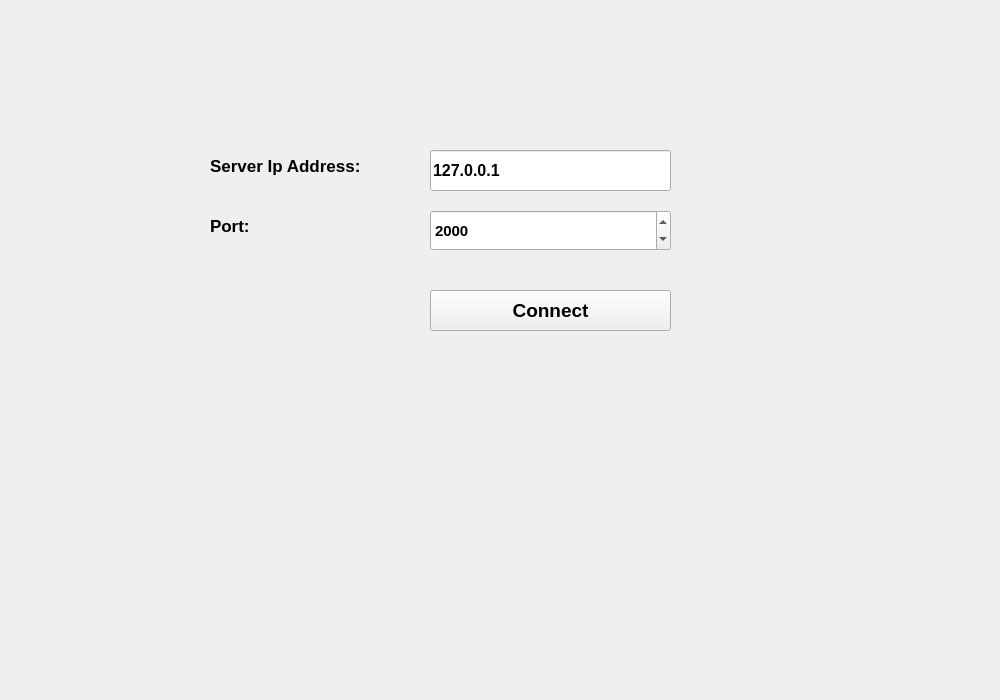
This is windows/HostConnector/hostconnector.ui in hamidreza2005/PlanetVsZombies as Qt 5 draws it before an edit. The edited form follows.
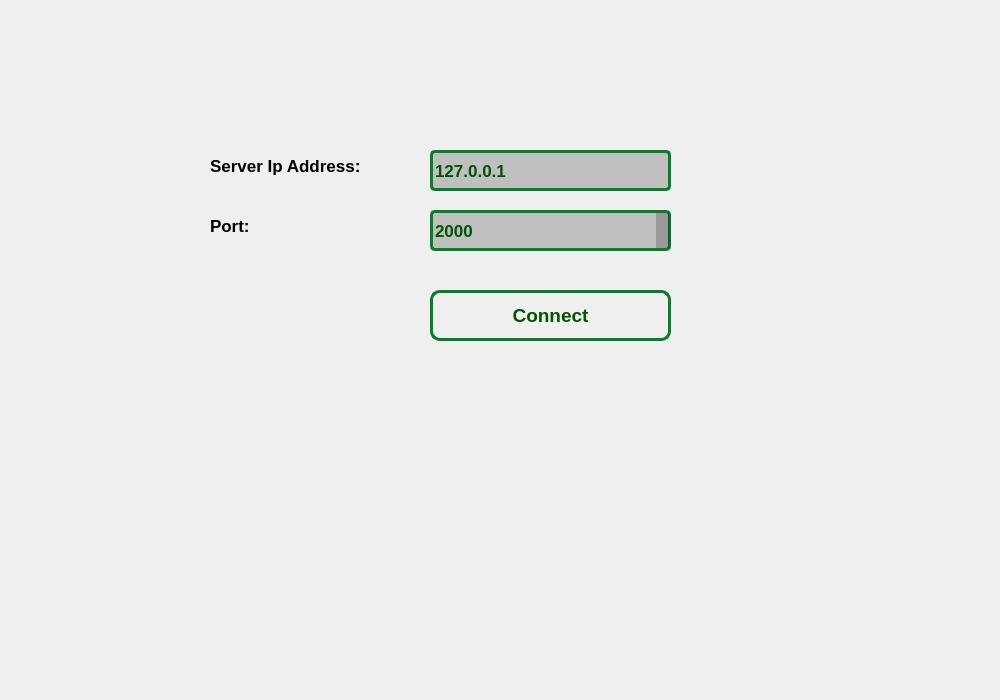
This is the edited form. Icons and pictures are not drawn.

```diff
--- a/windows/HostConnector/hostconnector.ui
+++ b/windows/HostConnector/hostconnector.ui
@@ -13,6 +13,9 @@
   <property name="windowTitle">
    <string>HostConnector</string>
   </property>
+  <property name="styleSheet">
+   <string notr="true"/>
+  </property>
   <widget class="QLineEdit" name="ip">
    <property name="geometry">
     <rect>
@@ -24,10 +27,16 @@
    </property>
    <property name="font">
     <font>
-     <pointsize>12</pointsize>
+     <pointsize>13</pointsize>
      <bold>true</bold>
     </font>
    </property>
+   <property name="styleSheet">
+    <string notr="true">color: rgb(0, 85, 0);
+border:3px solid #068027;
+border-radius:5px;
+background-color: rgba(0, 0, 0,0.2);</string>
+   </property>
    <property name="text">
     <string>127.0.0.1</string>
    </property>
@@ -81,10 +90,16 @@
    </property>
    <property name="font">
     <font>
-     <pointsize>11</pointsize>
+     <pointsize>13</pointsize>
      <bold>true</bold>
     </font>
    </property>
+   <property name="styleSheet">
+    <string notr="true">color: rgb(0, 85, 0);
+border:3px solid #068027;
+border-radius:5px;
+background-color: rgba(0, 0, 0,0.2);</string>
+   </property>
    <property name="maximum">
     <number>10000</number>
    </property>
@@ -98,7 +113,7 @@
      <x>430</x>
      <y>290</y>
      <width>241</width>
-     <height>41</height>
+     <height>51</height>
     </rect>
    </property>
    <property name="font">
@@ -110,10 +125,41 @@
    <property name="cursor">
     <cursorShape>PointingHandCursor</cursorShape>
    </property>
+   <property name="styleSheet">
+    <string notr="true">color: rgb(0, 85, 0);
+border:3px solid #068027;
+border-radius:10px;</string>
+   </property>
    <property name="text">
     <string>Connect</string>
    </property>
   </widget>
+  <widget class="QWidget" name="widget" native="true">
+   <property name="geometry">
+    <rect>
+     <x>0</x>
+     <y>-1</y>
+     <width>1000</width>
+     <height>700</height>
+    </rect>
+   </property>
+   <property name="autoFillBackground">
+    <bool>true</bool>
+   </property>
+   <property name="styleSheet">
+    <string notr="true">#widget {
+    background-image: url(:/resources/images/backgrounds/background1.png);
+    background-repeat: no-repeat;
+    background-position: center;
+}</string>
+   </property>
+  </widget>
+  <zorder>widget</zorder>
+  <zorder>ip</zorder>
+  <zorder>label</zorder>
+  <zorder>label_2</zorder>
+  <zorder>port</zorder>
+  <zorder>connect</zorder>
  </widget>
  <resources/>
  <connections/>
```
Left out of the diff: 6 changed lines with no effect on the pictures.
